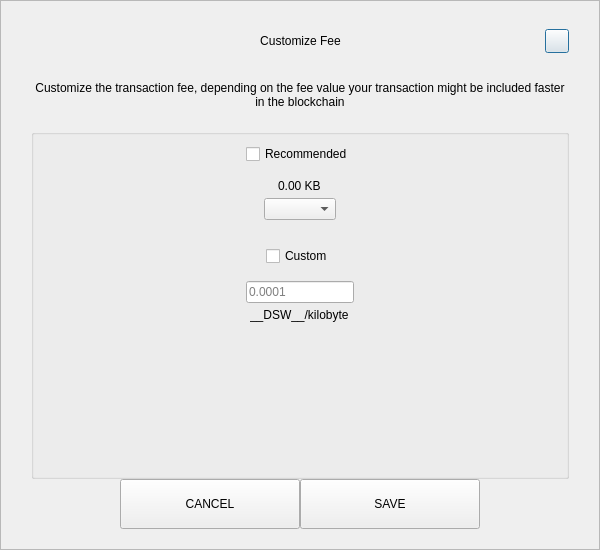
decenomy/DSW, file src/qt/pivx/forms/sendcustomfeedialog.ui: the form before one commit.
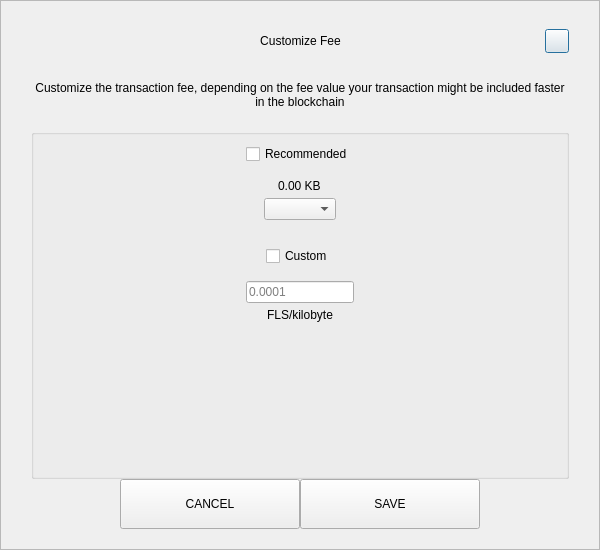
The form after the commit.

What changed in the file:
```diff
--- a/src/qt/pivx/forms/sendcustomfeedialog.ui
+++ b/src/qt/pivx/forms/sendcustomfeedialog.ui
@@ -287,7 +287,7 @@
            <item alignment="Qt::AlignHCenter">
             <widget class="QLabel" name="labelCustomFee">
              <property name="text">
-              <string>__DSW__/kilobyte</string>
+              <string>FLS/kilobyte</string>
              </property>
             </widget>
            </item>
```
